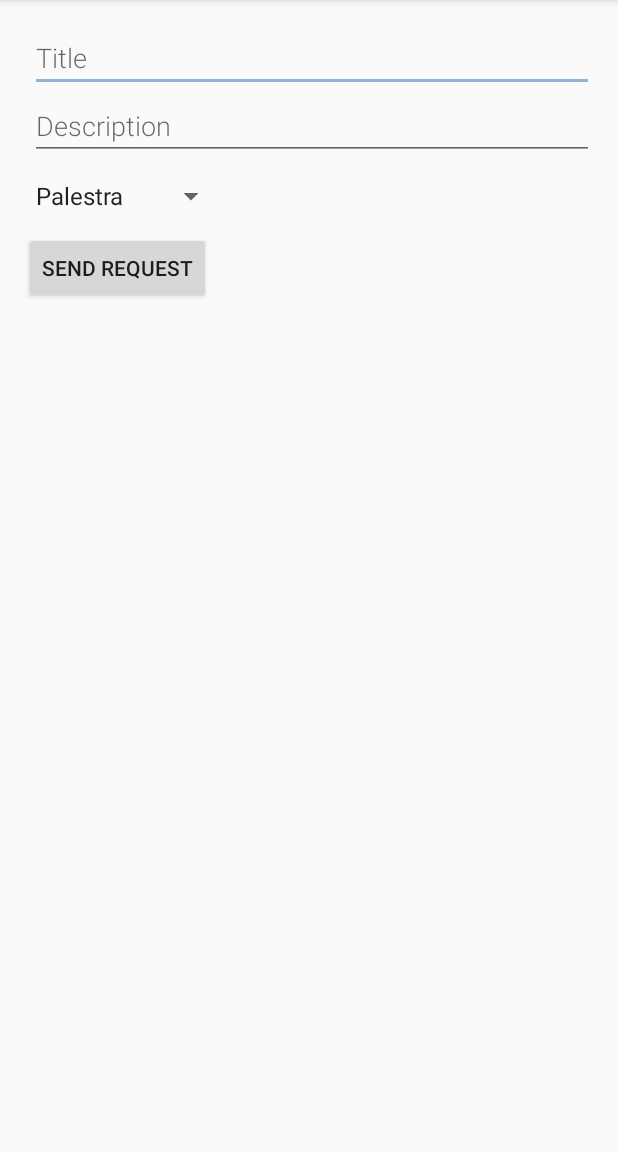
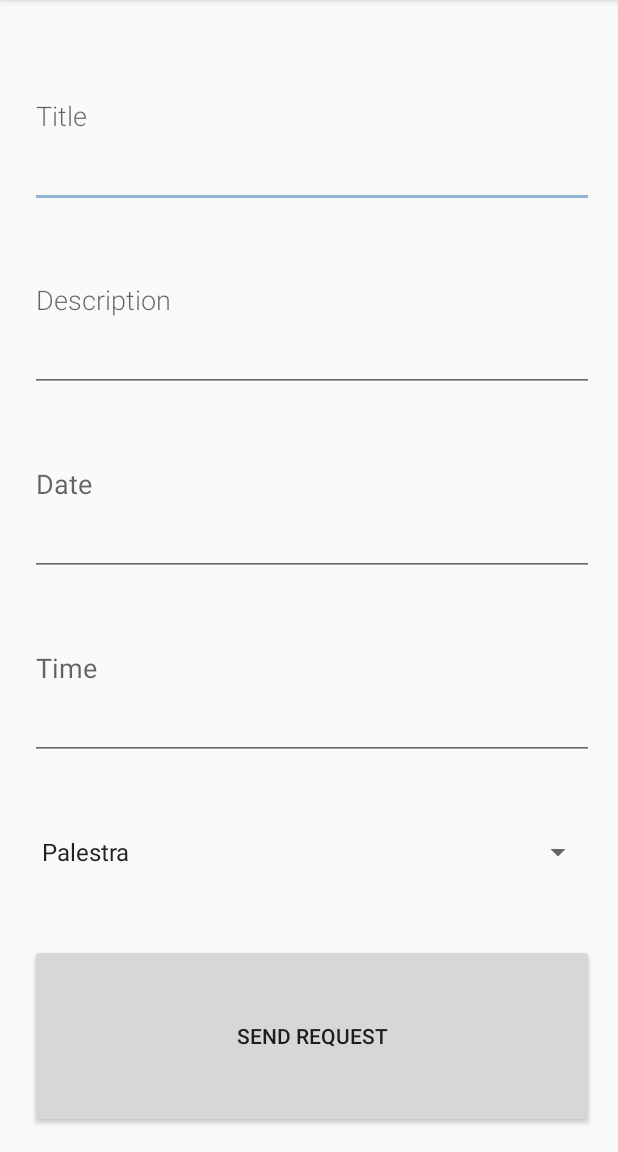
Before and after one commit to daniellalima/les20171, an Android app: the EventRegisterActivity screen opened directly, with no data from a screen before it, after a tap on "SEND REQUEST", on a phone screen of 412 x 824 dp, the part 84-1236 px from its top. Run offline under Robolectric (Android 15) with nearby library versions, the phone set to English and light mode, and no system bars.

Commit message:
Adding date and time on view

```diff
--- a/android_client/app/src/main/java/com/example/android/espacod/view/EventRegisterActivity.java
+++ b/android_client/app/src/main/java/com/example/android/espacod/view/EventRegisterActivity.java
@@ -42,6 +42,10 @@ public class EventRegisterActivity extends AppCompatActivity {
     private String mCategory;
     private String mTitle;
     private String mDescription;
+    private String mDate;
+    private String mTime;
+    private TextView mEventTimeField;
+    private TextView mEventDateField;
 
     @Override
     protected void onCreate(Bundle savedInstanceState) {
@@ -51,6 +55,8 @@ public class EventRegisterActivity extends AppCompatActivity {
         mEventTitleField = (TextView) findViewById(R.id.register_event_title);
         mEventDescriptionField = (TextView) findViewById(R.id.register_event_description);
         mCategorySpinner = (Spinner) findViewById(R.id.spinner_category);
+        mEventTimeField = (TextView) findViewById(R.id.event_time);
+        mEventDateField = (TextView) findViewById(R.id.event_date);
         mEventRequestButton = (Button) findViewById(R.id.event_request);
         mPreferences = getSharedPreferences("CurrentUser", MODE_PRIVATE);
 
@@ -61,8 +67,11 @@ public class EventRegisterActivity extends AppCompatActivity {
             public void onClick(View view) {
                 mTitle = mEventTitleField.getText().toString();
                 mDescription = mEventDescriptionField.getText().toString();
+                mDate = mEventDateField.getText().toString();
+                mTime = mEventTimeField.getText().toString();
 
-                if (mTitle.length() == 0 || mDescription.length() == 0 || mCategory.length() == 0) {
+                if (mTitle.trim().length() == 0 || mDescription.trim().length() == 0 || mCategory.trim().length() == 0 ||
+                        mTime.trim().length() == 0 || mDate.trim().length() == 0) {
                     Toast.makeText(EventRegisterActivity.this, "Please complete all the fields", Toast.LENGTH_LONG).show();
                 } else {
                     sendEventRequest();
@@ -75,7 +84,7 @@ public class EventRegisterActivity extends AppCompatActivity {
         EventRequestTask requestTask = new EventRequestTask(EventRegisterActivity.this);
         requestTask.setMessageLoading("Enviando requisição...");
 
-        requestTask.execute(new String[] {mTitle, mDescription, mCategory});
+        requestTask.execute(new String[] {mTitle, mDescription, mCategory, mDate, mTime});
     }
 
     private void setupSpinner() {
@@ -117,6 +126,8 @@ public class EventRegisterActivity extends AppCompatActivity {
         private static final String DESCRIPTION_PARAM = "description";
         private static final String CATEGORY_PARAM = "category";
         private String TITLE_PARAM = "title";
+        private final static String DATE_PARAM = "date";
+        private final static String TIME_PARAM = "hour";
 
         public EventRequestTask(Context context) {
             super(context);
@@ -131,11 +142,15 @@ public class EventRegisterActivity extends AppCompatActivity {
             String title = params[0];
             String description = params[1];
             String category = params[2];
+            String date = params[3];
+            String time = params[4];
 
             Uri builtUri = Uri.parse(EVENT_REQUEST_API_ENDPOINT_URL).buildUpon()
                     .appendQueryParameter(TITLE_PARAM, title)
                     .appendQueryParameter(DESCRIPTION_PARAM, description)
-                    .appendQueryParameter(CATEGORY_PARAM, category).build();
+                    .appendQueryParameter(CATEGORY_PARAM, category)
+                    .appendQueryParameter(DATE_PARAM, date)
+                    .appendQueryParameter(TIME_PARAM, time).build();
 
             URL url = Util.createUrl(builtUri.toString());
 
--- a/android_client/app/src/main/res/layout/activity_event_register.xml
+++ b/android_client/app/src/main/res/layout/activity_event_register.xml
@@ -9,48 +9,61 @@
     tools:context=".view.EventRegisterActivity">
 
     <LinearLayout
+        android:layout_height="match_parent"
         android:layout_width="match_parent"
-        android:layout_height="wrap_content"
-        android:orientation="horizontal">
-
-        <LinearLayout
-            android:layout_height="wrap_content"
-            android:layout_width="0dp"
-            android:layout_weight="2"
+        android:weightSum="6"
         android:paddingLeft="4dp"
         android:orientation="vertical">
 
             <EditText
+                android:layout_width="match_parent"
+                android:layout_height="0dp"
+                android:layout_weight="1"
                 android:id="@+id/register_event_title"
                 android:hint="@string/hint_event_title"
                 android:inputType="textCapWords"
                 style="@style/RegisterFieldStyle" />
 
             <EditText
+                android:layout_width="match_parent"
+                android:layout_height="0dp"
+                android:layout_weight="1"
                 android:id="@+id/register_event_description"
                 android:hint="@string/hint_event_description"
                 android:inputType="textCapWords"
                 style="@style/RegisterFieldStyle" />
-        </LinearLayout>
-    </LinearLayout>
 
-    <LinearLayout
-        android:id="@+id/container_category"
+            <EditText
+                android:id="@+id/event_date"
+                android:layout_height="0dp"
+                android:layout_weight="1"
                 android:layout_width="match_parent"
-        android:layout_height="wrap_content"
-        android:orientation="horizontal">
+                android:inputType="date"
+                android:hint="@string/event_date"/>
+
+            <EditText
+                android:id="@+id/event_time"
+                android:layout_height="0dp"
+                android:layout_weight="1"
+                android:layout_width="match_parent"
+                android:inputType="time"
+                android:hint="@string/event_time"/>
 
             <Spinner
                 android:id="@+id/spinner_category"
-            android:layout_height="48dp"
-            android:layout_width="wrap_content"
+                android:layout_height="0dp"
+                android:layout_weight="1"
+                android:layout_width="match_parent"
                 android:paddingRight="16dp"
                 android:spinnerMode="dropdown"/>
-    </LinearLayout>
 
             <Button
                 android:id="@+id/event_request"
-        android:layout_width="wrap_content"
-        android:layout_height="wrap_content"
+                android:layout_width="match_parent"
+                android:layout_height="0dp"
+                android:layout_weight="1"
                 android:text="@string/event_request"/>
+
     </LinearLayout>
+
+</LinearLayout>
--- a/android_client/app/src/main/res/values/strings.xml
+++ b/android_client/app/src/main/res/values/strings.xml
@@ -33,4 +33,6 @@
     <string name="hint_event_description">Description</string>
     <string name="category_event">Category</string>
     <string name="event_request">Send request</string>
+    <string name="event_date">Date</string>
+    <string name="event_time">Time</string>
 </resources>
```
Lines whose indentation alone changed are shown as unchanged.
